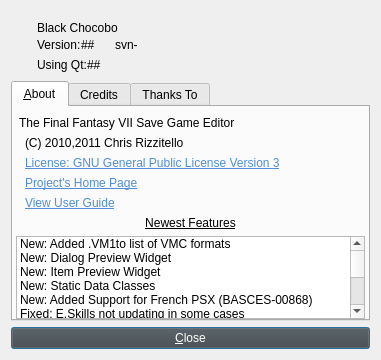
sithlord48/blackchocobo, file about.ui: the form before one commit.
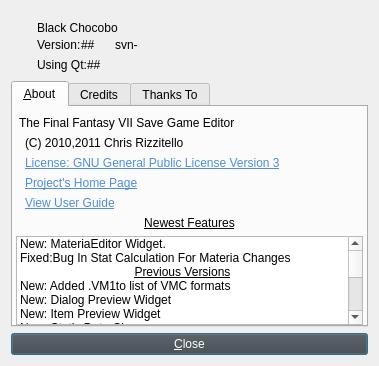
The form after the commit. Icons and pictures are not drawn.

Commit message: Change "Status" to "Added Effect" in MateriaEditor Added char functions to FF7Save as well as updating mainwindow to use them Fixed Stat Calcualtion bug in mainwindow Adjusted Size of mainwindow.ui Added Changes To about.ui lupdate

The edit to the form file:
```diff
--- a/about.ui
+++ b/about.ui
@@ -9,8 +9,8 @@
    <rect>
     <x>0</x>
     <y>0</y>
-    <width>381</width>
-    <height>360</height>
+    <width>379</width>
+    <height>366</height>
    </rect>
   </property>
   <property name="windowTitle">
@@ -452,6 +452,31 @@
          <property name="wordWrap">
           <bool>true</bool>
          </property>
+         <item>
+          <property name="text">
+           <string>New: MateriaEditor Widget.</string>
+          </property>
+         </item>
+         <item>
+          <property name="text">
+           <string>Fixed:Bug In Stat Calculation For Materia Changes</string>
+          </property>
+         </item>
+         <item>
+          <property name="text">
+           <string>Previous Versions</string>
+          </property>
+          <property name="font">
+           <font>
+            <weight>50</weight>
+            <bold>false</bold>
+            <underline>true</underline>
+           </font>
+          </property>
+          <property name="textAlignment">
+           <set>AlignHCenter|AlignVCenter|AlignCenter</set>
+          </property>
+         </item>
          <item>
           <property name="text">
            <string>New: Added .VM1to list of VMC formats</string>
@@ -492,21 +517,6 @@
            <string>Fixed: Bug In Eskill,KeyItem,Tparadise,Phs,Menu sometime preventing changes from saving</string>
           </property>
          </item>
-         <item>
-          <property name="text">
-           <string>Previous Versions</string>
-          </property>
-          <property name="font">
-           <font>
-            <weight>50</weight>
-            <bold>false</bold>
-            <underline>true</underline>
-           </font>
-          </property>
-          <property name="textAlignment">
-           <set>AlignHCenter|AlignVCenter|AlignCenter</set>
-          </property>
-         </item>
          <item>
           <property name="text">
            <string>New: Text Conversion Class (based on myst6re's work) </string>
```
Left out of the diff: 1 changed line with no effect on the pictures. The commit also changes 11 other files.
